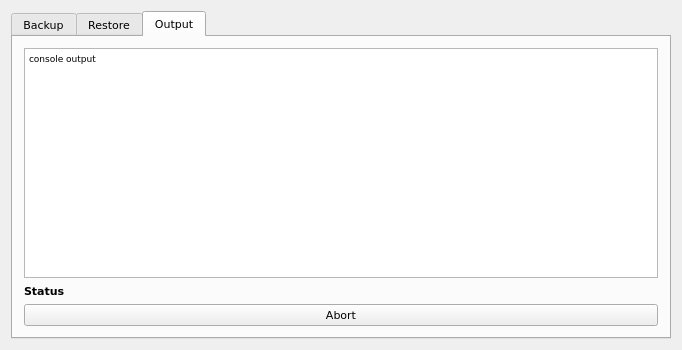
Above: tar-backup/tar_backup.ui from marazmista/tar-backup before the change. Below: the same form after it.
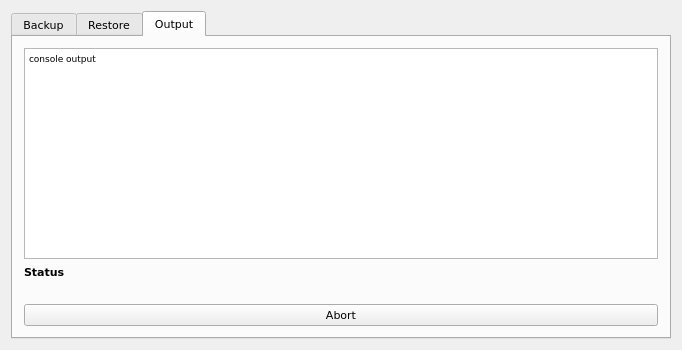
That is the form after the change. The open tabs and pages were chosen to show the change.

Commit message: show processed MB, little cleanup

Diff of the .ui file:
```diff
--- a/tar-backup/tar_backup.ui
+++ b/tar-backup/tar_backup.ui
@@ -272,7 +272,7 @@
         <string>Output</string>
        </attribute>
        <layout class="QGridLayout" name="gridLayout_3">
-        <item row="3" column="0">
+        <item row="4" column="0">
          <widget class="QPushButton" name="btn_abort">
           <property name="text">
            <string>Abort</string>
@@ -309,6 +309,13 @@
           </property>
          </widget>
         </item>
+        <item row="3" column="0">
+         <widget class="QLabel" name="label_process">
+          <property name="text">
+           <string/>
+          </property>
+         </widget>
+        </item>
        </layout>
       </widget>
      </widget>
```
The commit also changes 2 other files.
